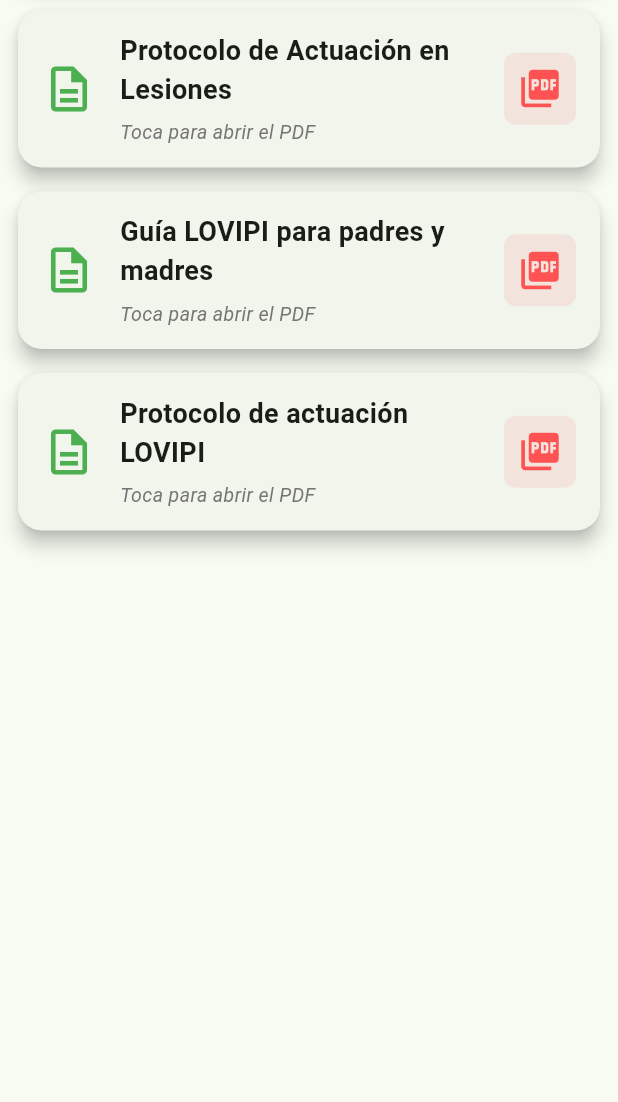
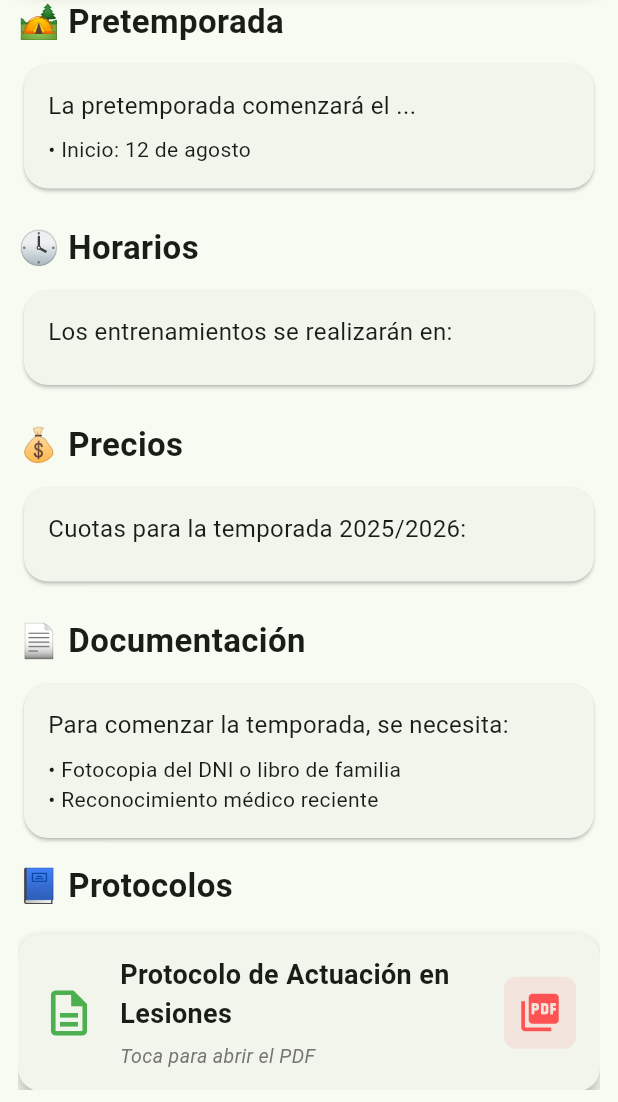
Before and after one commit to MarioMM5/Proyecto-CDE-AMISTAD, a Flutter app: the ProtocolosPage screen opened directly, on a phone screen of 412 x 824 dp, the part 134-1236 px from its top. Run offline on Flutter 3.47's test engine with Material 3 defaults, Android fonts, the phone set to English and light mode, and no system bars; our stand-ins replace permission_handler, shared_preferences, supabase_flutter, table_calendar, webview_flutter; missing offline and left inert: add_2_calendar; accounts and stored records are empty; network calls fail.

Commit message:
"maqueta", de lo que seria el apartado de informacion

```diff
--- a/cde_amistad/lib/pages/protocolosPage.dart
+++ b/cde_amistad/lib/pages/protocolosPage.dart
@@ -209,11 +209,92 @@
       ),
       body: Padding(
         padding: const EdgeInsets.symmetric(horizontal: 12, vertical: 8),
-        child: ListView.builder(
-          itemCount: _protocolos.length,
-          itemBuilder: (context, index) {
-            final protocolo = _protocolos[index];
-            return Card(
+        child: ListView(
+          children: [
+
+            // Pretemporada
+            const Text('🏕️ Pretemporada', style: TextStyle(fontSize: 22, fontWeight: FontWeight.bold)),
+            const SizedBox(height: 8),
+            Card(
+              shape: RoundedRectangleBorder(borderRadius: BorderRadius.circular(16)),
+              child: Padding(
+                padding: const EdgeInsets.all(16),
+                child: Column(
+                  crossAxisAlignment: CrossAxisAlignment.start,
+                  children: const [
+                    Text('La pretemporada comenzará el ...', style: TextStyle(fontSize: 16)),
+                    SizedBox(height: 8),
+                    Text('• Inicio: 12 de agosto'),
+                  ],
+                ),
+              ),
+            ),
+
+            const SizedBox(height: 20),
+
+            // Horarios
+            const Text('🕓 Horarios', style: TextStyle(fontSize: 22, fontWeight: FontWeight.bold)),
+            const SizedBox(height: 8),
+            Card(
+              shape: RoundedRectangleBorder(borderRadius: BorderRadius.circular(16)),
+              child: Padding(
+                padding: const EdgeInsets.all(16),
+                child: Column(
+                  crossAxisAlignment: CrossAxisAlignment.start,
+                  children: const [
+                    Text('Los entrenamientos se realizarán en:', style: TextStyle(fontSize: 16)),
+                    SizedBox(height: 8),
+                  ],
+                ),
+              ),
+            ),
+
+            const SizedBox(height: 20),
+
+            // Precios
+            const Text('💰 Precios', style: TextStyle(fontSize: 22, fontWeight: FontWeight.bold)),
+            const SizedBox(height: 8),
+            Card(
+              shape: RoundedRectangleBorder(borderRadius: BorderRadius.circular(16)),
+              child: Padding(
+                padding: const EdgeInsets.all(16),
+                child: Column(
+                  crossAxisAlignment: CrossAxisAlignment.start,
+                  children: const [
+                    Text('Cuotas para la temporada 2025/2026:', style: TextStyle(fontSize: 16)),
+                    SizedBox(height: 8),
+                  ],
+                ),
+              ),
+            ),
+
+            const SizedBox(height: 20),
+
+            // Documentación + Protocolos
+            const Text('📄 Documentación', style: TextStyle(fontSize: 22, fontWeight: FontWeight.bold)),
+            const SizedBox(height: 8),
+            Card(
+              shape: RoundedRectangleBorder(borderRadius: BorderRadius.circular(16)),
+              child: Padding(
+                padding: const EdgeInsets.all(16),
+                child: Column(
+                  crossAxisAlignment: CrossAxisAlignment.start,
+                  children: const [
+                    Text('Para comenzar la temporada, se necesita:', style: TextStyle(fontSize: 16)),
+                    SizedBox(height: 8),
+                    Text('• Fotocopia del DNI o libro de familia'),
+                    Text('• Reconocimiento médico reciente'),
+                  ],
+                ),
+              ),
+            ),
+
+            const SizedBox(height: 12),
+            const Text('📘 Protocolos', style: TextStyle(fontSize: 22, fontWeight: FontWeight.bold)),
+            const SizedBox(height: 8),
+
+            // Aquí mantenemos tu lista de protocolos
+            ..._protocolos.map((protocolo) => Card(
               elevation: 5,
               shape: RoundedRectangleBorder(borderRadius: BorderRadius.circular(16)),
               margin: const EdgeInsets.symmetric(vertical: 8),
@@ -232,19 +313,12 @@
                           children: [
                             Text(
                               protocolo['titulo']!,
-                              style: const TextStyle(
-                                fontSize: 18,
-                                fontWeight: FontWeight.w600,
-                              ),
+                              style: const TextStyle(fontSize: 18, fontWeight: FontWeight.w600),
                             ),
                             const SizedBox(height: 6),
                             Text(
                               'Toca para abrir el PDF',
-                              style: TextStyle(
-                                fontSize: 13,
-                                color: Colors.grey[600],
-                                fontStyle: FontStyle.italic,
-                              ),
+                              style: TextStyle(fontSize: 13, color: Colors.grey[600], fontStyle: FontStyle.italic),
                             ),
                           ],
                         ),
@@ -266,8 +340,30 @@
                   ),
                 ),
               ),
-            );
-          },
+            )),
+
+            const SizedBox(height: 20),
+
+            // Actividades
+            const Text('⚽ Actividades', style: TextStyle(fontSize: 22, fontWeight: FontWeight.bold)),
+            const SizedBox(height: 8),
+            Card(
+              shape: RoundedRectangleBorder(borderRadius: BorderRadius.circular(16)),
+              child: Padding(
+                padding: const EdgeInsets.all(16),
+                child: Column(
+                  crossAxisAlignment: CrossAxisAlignment.start,
+                  children: const [
+                    Text('Durante el año realizaremos:', style: TextStyle(fontSize: 16)),
+                    SizedBox(height: 8),
+                    Text('• Fiesta de fin de temporada con medallas'),
+                  ],
+                ),
+              ),
+            ),
+
+            const SizedBox(height: 20),
+          ],
         ),
       ),
     );
```
